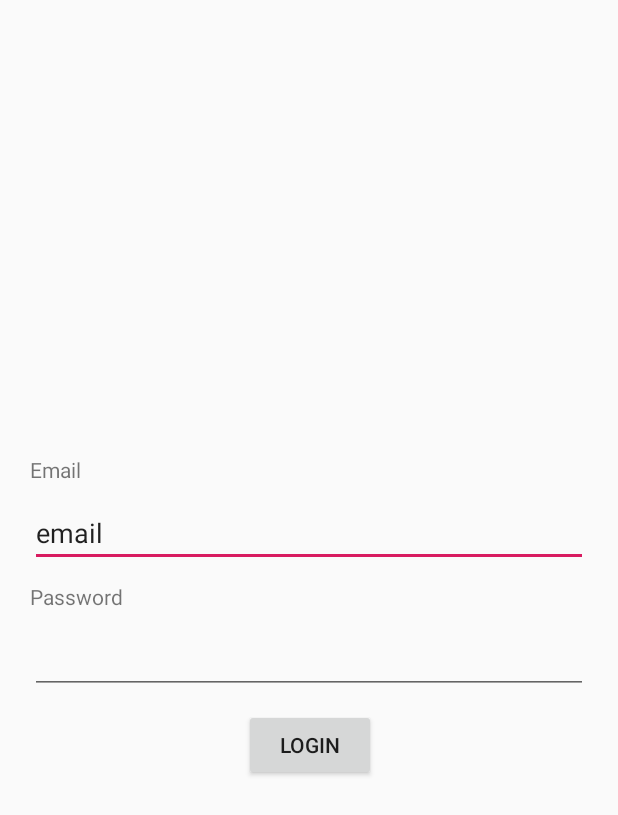
After one commit to LarsVandenberghe/Fair2Share-Android, an Android app: the layout fragment_login.xml on its own in the app's theme, with its tools: preview values and no code run, on a phone screen of 412 x 824 dp. The commit adds this screen. Shown: the top 815 px of the screen. Run offline under Robolectric (Android 15) with nearby library versions, the phone set to English and light mode, and no system bars.

Commit message:
[feat] Add login jwt

```diff
--- a/app/src/main/AndroidManifest.xml
+++ b/app/src/main/AndroidManifest.xml
@@ -2,12 +2,14 @@
 <manifest xmlns:android="http://schemas.android.com/apk/res/android"
     package="com.example.fair2share">
 
+    <uses-permission android:name="android.permission.INTERNET" />
     <application
         android:allowBackup="true"
         android:icon="@mipmap/ic_launcher"
         android:label="@string/app_name"
         android:roundIcon="@mipmap/ic_launcher_round"
         android:supportsRtl="true"
+        android:networkSecurityConfig="@xml/network_security_config"
         android:theme="@style/AppTheme">
         <activity android:name=".MainActivity">
             <intent-filter>
--- /dev/null
+++ b/app/src/main/res/layout/fragment_login.xml
@@ -0,0 +1,85 @@
+<?xml version="1.0" encoding="utf-8"?>
+<layout xmlns:android="http://schemas.android.com/apk/res/android"
+    xmlns:app="http://schemas.android.com/apk/res-auto"
+    xmlns:tools="http://schemas.android.com/tools"
+    tools:context=".login.LoginFragment"
+    >
+    <data>
+        <variable name="loginData" type="com.example.fair2share.data_models.LoginProperty"/>
+    </data>
+
+    <androidx.constraintlayout.widget.ConstraintLayout
+        android:layout_width="match_parent"
+        android:layout_height="match_parent"
+        android:orientation="vertical">
+
+        <androidx.constraintlayout.widget.ConstraintLayout
+            android:layout_width="match_parent"
+            android:layout_height="wrap_content"
+            android:layout_marginStart="20dp"
+            android:layout_marginEnd="20dp"
+            app:layout_constraintBottom_toBottomOf="parent"
+            app:layout_constraintEnd_toEndOf="parent"
+            app:layout_constraintStart_toStartOf="parent"
+            app:layout_constraintTop_toTopOf="parent">
+
+            <TextView
+                android:id="@+id/lbl1"
+                android:layout_width="wrap_content"
+                android:layout_height="wrap_content"
+                android:text="@string/login_lbl1"
+                app:layout_constraintStart_toStartOf="parent"
+                app:layout_constraintTop_toTopOf="parent" />
+
+            <EditText
+                android:id="@+id/txt_login_email"
+                android:layout_width="match_parent"
+                android:layout_height="wrap_content"
+                android:layout_marginTop="10dp"
+                android:layout_weight="1"
+                android:ems="10"
+                android:inputType="textPersonName"
+                android:text="@string/login_email_placeholder"
+                app:layout_constraintEnd_toEndOf="parent"
+                app:layout_constraintStart_toStartOf="parent"
+                app:layout_constraintTop_toBottomOf="@+id/lbl1" />
+
+            <TextView
+                android:id="@+id/lbl2"
+                android:layout_width="wrap_content"
+                android:layout_height="wrap_content"
+                android:layout_marginTop="10dp"
+                android:text="@string/login_lbl2"
+                app:layout_constraintStart_toStartOf="parent"
+                app:layout_constraintTop_toBottomOf="@+id/txt_login_email" />
+
+            <EditText
+                android:id="@+id/txt_login_password"
+                android:layout_width="match_parent"
+                android:layout_height="wrap_content"
+                android:layout_marginTop="10dp"
+                android:layout_weight="1"
+                android:ems="10"
+                android:inputType="textPassword"
+                app:layout_constraintEnd_toEndOf="parent"
+                app:layout_constraintStart_toStartOf="parent"
+                app:layout_constraintTop_toBottomOf="@+id/lbl2" />
+
+            <Button
+                android:id="@+id/btn_login"
+                android:layout_width="wrap_content"
+                android:layout_height="wrap_content"
+                android:layout_marginStart="162dp"
+                android:layout_marginTop="10dp"
+                android:layout_marginEnd="161dp"
+                android:layout_weight="1"
+                android:text="@string/btn_login"
+                app:layout_constraintBottom_toBottomOf="parent"
+                app:layout_constraintEnd_toEndOf="parent"
+                app:layout_constraintStart_toStartOf="parent"
+                app:layout_constraintTop_toBottomOf="@+id/txt_login_password" />
+
+        </androidx.constraintlayout.widget.ConstraintLayout>
+
+    </androidx.constraintlayout.widget.ConstraintLayout>
+</layout>
--- a/app/src/main/res/values/colors.xml
+++ b/app/src/main/res/values/colors.xml
@@ -1,6 +1,6 @@
 <?xml version="1.0" encoding="utf-8"?>
 <resources>
-    <color name="colorPrimary">#008577</color>
-    <color name="colorPrimaryDark">#00574B</color>
+    <color name="colorPrimary">#4169e1</color>
+    <color name="colorPrimaryDark">#2f4485</color>
     <color name="colorAccent">#D81B60</color>
 </resources>
--- a/app/src/main/res/values/strings.xml
+++ b/app/src/main/res/values/strings.xml
@@ -1,3 +1,7 @@
 <resources>
     <string name="app_name">Fair2Share</string>
+    <string name="login_email_placeholder">email</string>
+    <string name="btn_login">Login</string>
+    <string name="login_lbl1">Email</string>
+    <string name="login_lbl2" >Password</string>
 </resources>
--- /dev/null
+++ b/app/src/main/res/xml/network_security_config.xml
@@ -0,0 +1,6 @@
+<?xml version="1.0" encoding="utf-8"?>
+<network-security-config>
+    <domain-config cleartextTrafficPermitted="true">
+        <domain includeSubdomains="true">78.20.29.170</domain>
+    </domain-config>
+</network-security-config>
```
Also changed, not shown: app/build.gradle (+27 -1 lines), app/src/main/java/com/example/fair2share/data_models/AccountModels.kt (added, +14 -0 lines), app/src/main/java/com/example/fair2share/login/LoginFragment.kt (added, +39 -0 lines), app/src/main/java/com/example/fair2share/login/LoginViewModel.kt (added, +32 -0 lines), app/src/main/java/com/example/fair2share/network/AccountApiService.kt (added, +44 -0 lines), app/src/main/res/layout/activity_main.xml (+8 -8 lines), app/src/main/res/navigation/navigation.xml (added, +13 -0 lines), build.gradle (+9 -1 lines).
